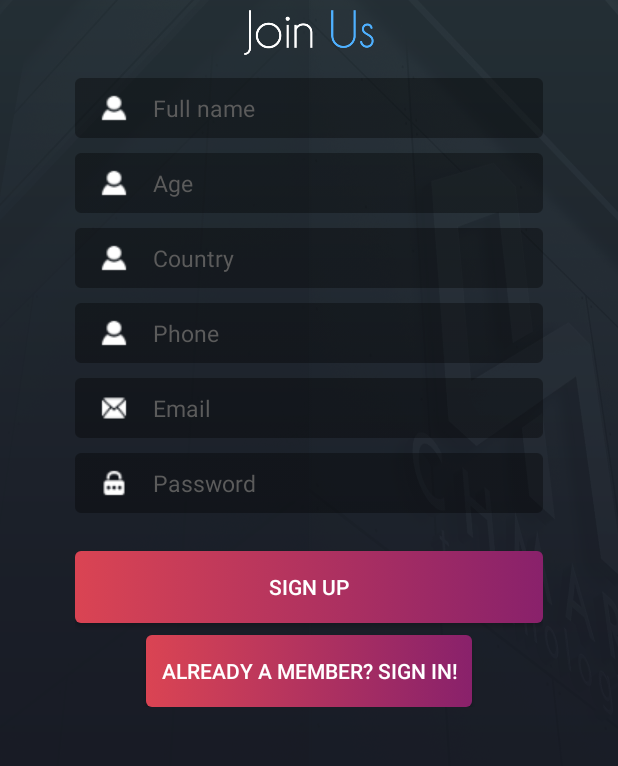
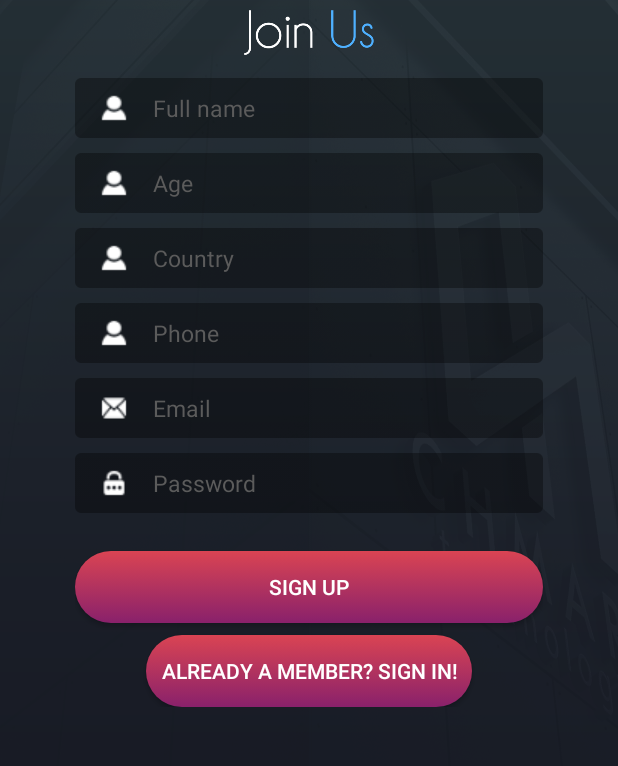
Before and after one commit to aavashneupane/JobFinderAndroid, an Android app: the registration screen opened directly, with no data from a screen before it, on a phone screen of 412 x 824 dp, the part 469-1235 px from its top. Run offline under Robolectric (Android 15) with nearby library versions, the phone set to English and light mode, and no system bars.

Commit message:
added rounded buttons

```diff
--- a/app/src/main/res/drawable/btnsignup_gradient.xml
+++ b/app/src/main/res/drawable/btnsignup_gradient.xml
@@ -8,13 +8,13 @@
 
                 android:startColor="#89216B"
                 android:endColor="#DA4453"
-                android:angle="0" />
+                android:angle="270" />
 
             <corners
-                android:radius="4dp" />
+                android:radius="40dp" />
 
             <padding
-                android:right="10dp"
+                android:right="0dp"
                 android:top="10dp"
                 android:bottom="10dp"
                 android:left="10dp" />
@@ -30,11 +30,11 @@
 
                 android:startColor="#DA4453"
                 android:endColor="#89216B"
-                android:angle="0" />
+                android:angle="270" />
 
 
             <corners
-                android:radius="4dp" />
+                android:radius="40dp" />
 
             <padding
                 android:right="10dp"
```
Also changed, not shown: app/src/main/res/drawable/btnsignin_gradient.xml (+4 -4 lines), app/src/main/res/drawable/btn_twitter.png (deleted).
